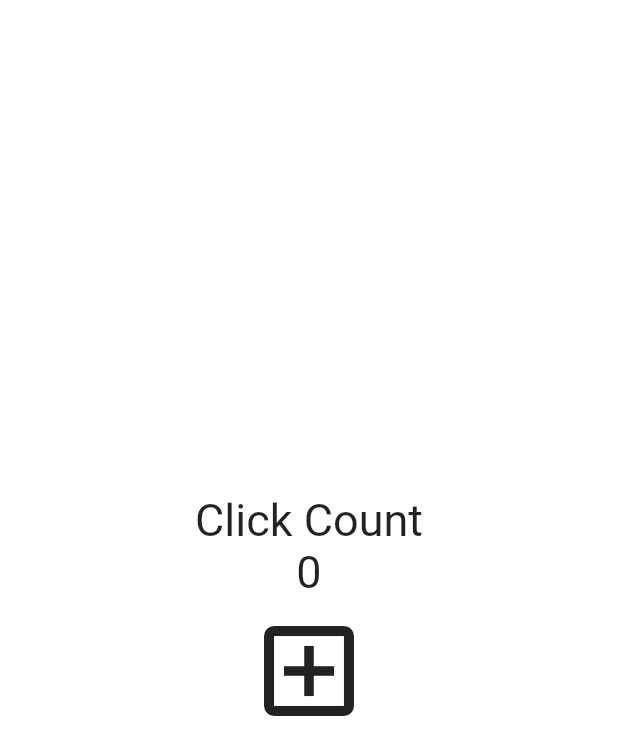
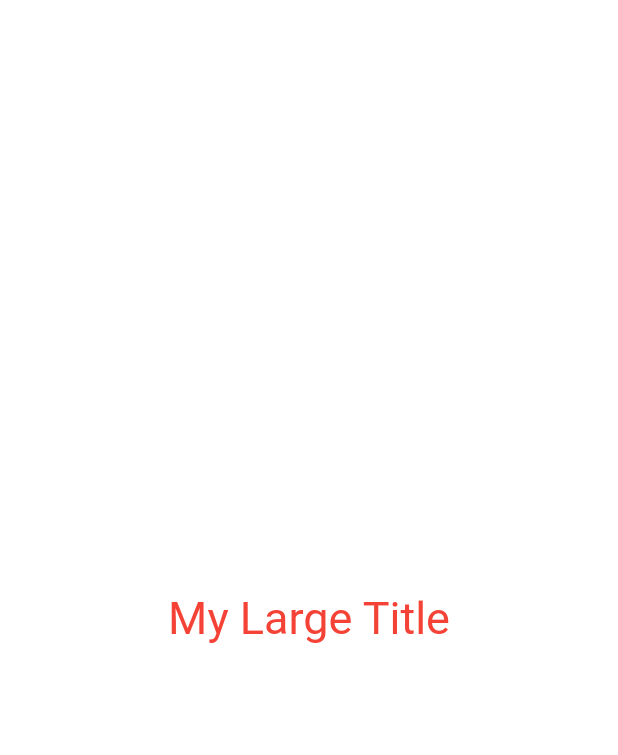
Before and after one commit to chattymin/FlutterStudy, a Flutter app: the screen it shows after launch, on a phone screen of 412 x 824 dp. Shown: the top 755 px of the screen. Run offline on Flutter 3.47's test engine with Material 2 defaults, Android fonts, the phone set to English and light mode, and no system bars.

Commit message:
4.3 BuildContext

```diff
--- a/FlutterDevelop/stateful_widgets/lib/main.dart
+++ b/FlutterDevelop/stateful_widgets/lib/main.dart
@@ -12,36 +12,23 @@ class App extends StatefulWidget {
 }
 
 class _AppState extends State<App> {
-  int counter = 0;
-
-  void onClick() {
-    setState(() {
-      counter++;
-    });
-  }
-
   @override
   Widget build(BuildContext context) {
     return MaterialApp(
-      home: Scaffold(
+      theme: ThemeData(
+        textTheme: const TextTheme(
+          titleLarge: TextStyle(
+            color: Colors.red,
+          ),
+        ),
+      ),
+      home: const Scaffold(
         backgroundColor: Colors.white,
         body: Center(
           child: Column(
             mainAxisAlignment: MainAxisAlignment.center,
             children: [
-              const Text(
-                'Click Count',
-                style: TextStyle(fontSize: 30),
-              ),
-              Text(
-                '$counter',
-                style: const TextStyle(fontSize: 30),
-              ),
-              IconButton(
-                iconSize: 80,
-                onPressed: onClick,
-                icon: const Icon(Icons.add_box_outlined),
-              )
+              MyLargeTitle(),
             ],
           ),
         ),
@@ -49,3 +36,20 @@ class _AppState extends State<App> {
     );
   }
 }
+
+class MyLargeTitle extends StatelessWidget {
+  const MyLargeTitle({
+    super.key,
+  });
+
+  @override
+  Widget build(BuildContext context) {
+    return Text(
+      'My Large Title',
+      style: TextStyle(
+        fontSize: 30,
+        color: Theme.of(context).textTheme.titleLarge!.color,
+      ),
+    );
+  }
+}
```
